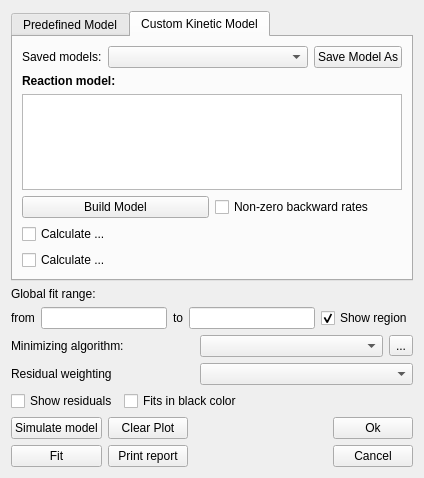
The window that spectramanipulator/dialogs/gui_fit_widget.ui (dmadea/Spectra-Manipulator) describes before a commit, drawn with Qt 5.
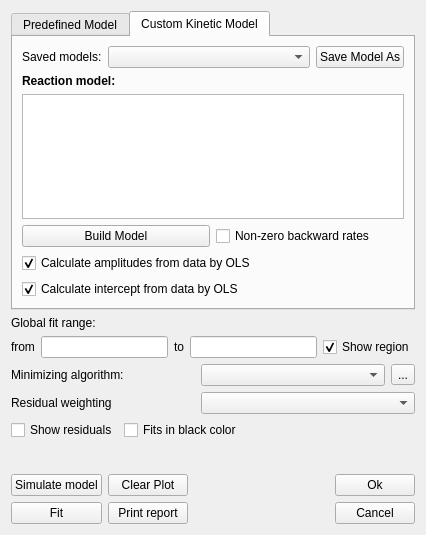
The same window after the commit. Custom widgets are drawn as their Qt base class.

What changed in the file:
```diff
--- a/spectramanipulator/dialogs/gui_fit_widget.ui
+++ b/spectramanipulator/dialogs/gui_fit_widget.ui
@@ -6,8 +6,8 @@
    <rect>
     <x>0</x>
     <y>0</y>
-    <width>424</width>
-    <height>478</height>
+    <width>426</width>
+    <height>535</height>
    </rect>
   </property>
   <property name="windowTitle">
@@ -125,7 +125,7 @@
            <item>
             <widget class="QPlainTextEdit" name="pteScheme">
              <property name="sizePolicy">
-              <sizepolicy hsizetype="Preferred" vsizetype="Expanding">
+              <sizepolicy hsizetype="Ignored" vsizetype="Ignored">
                <horstretch>0</horstretch>
                <verstretch>4</verstretch>
               </sizepolicy>
@@ -171,20 +171,20 @@
            <item>
             <widget class="QCheckBox" name="cbShowResiduals_2">
              <property name="text">
-              <string>Calculate ...</string>
+              <string>Calculate amplitudes from data by OLS</string>
              </property>
              <property name="checked">
-              <bool>false</bool>
+              <bool>true</bool>
              </property>
             </widget>
            </item>
            <item>
             <widget class="QCheckBox" name="cbShowResiduals_3">
              <property name="text">
-              <string>Calculate ...</string>
+              <string>Calculate intercept from data by OLS</string>
              </property>
              <property name="checked">
-              <bool>false</bool>
+              <bool>true</bool>
              </property>
             </widget>
            </item>
```
Left out of the diff: 4 changed lines with no effect on the pictures.
